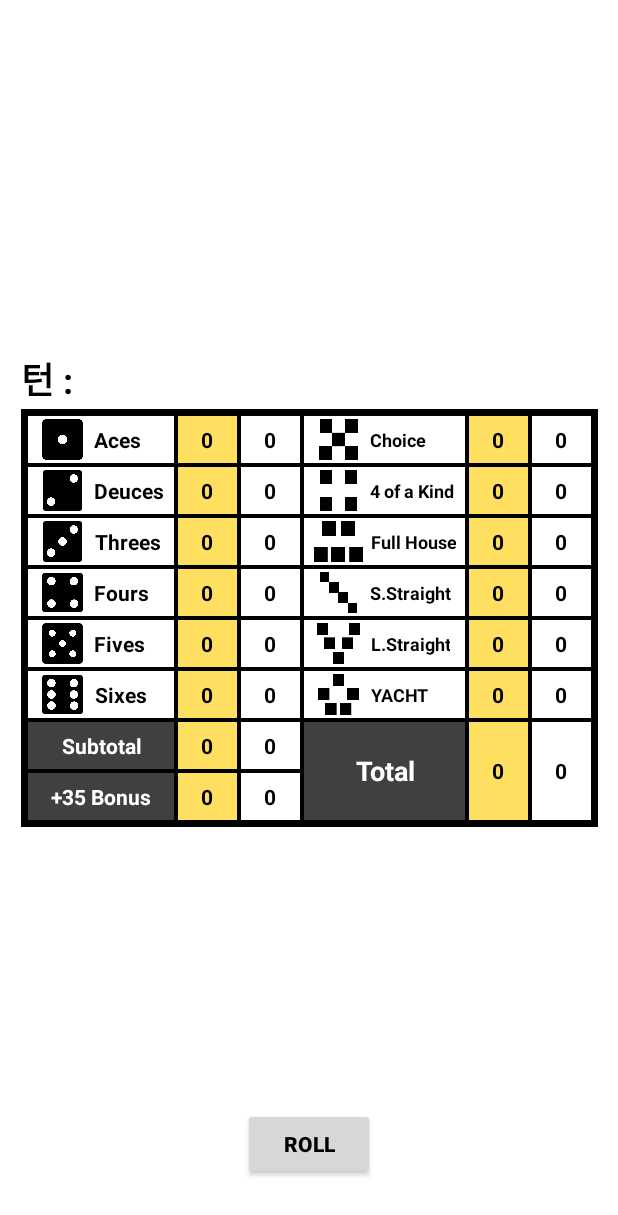
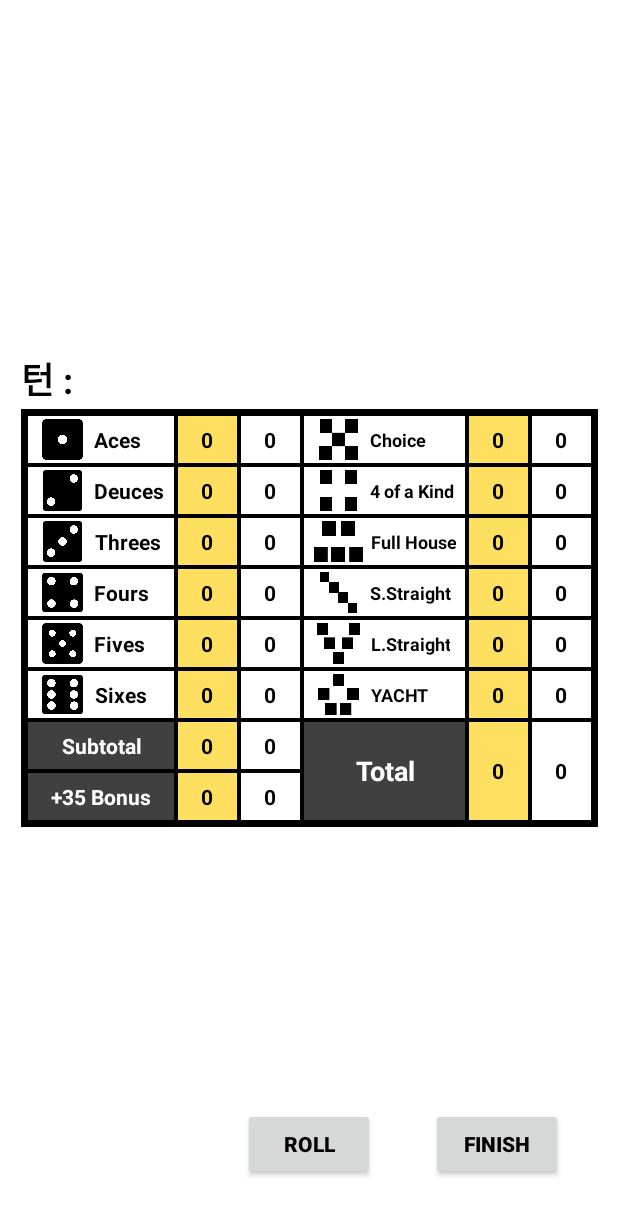
Before and after one commit to ranseo/YacthGame, an Android app: the GamePlayFragment screen opened directly, with no data from a screen before it, on a phone screen of 412 x 824 dp. Shown: the top 1215 px of the screen. Run offline under Robolectric (Android 15) with nearby library versions, the phone set to English and light mode, and no system bars; our stand-ins replace Dagger/Hilt's generated code, Firebase (no records; nobody signed in at launch, a user with empty details on screens opened directly), Room's generated code, data binding; 15 statements that could not run were skipped.

Commit message:
GamePlayFragment.kt
chance가 끝나면 (0==chance) 해당 플레이어는 rollDice()에 turn을 갱신하여 firebase database에 write -> 다음 플레이어 시작.

이를 일단 '완료' 버튼을 만들어 기능만 제대로 되는지 구현해보자.

해당 버튼 클릭시
-rollDice수정-> Firebase Database에 rollDice write.

..

```diff
--- a/app/src/main/java/com/ranseo/yatchgame/ui/game/GamePlayFragment.kt
+++ b/app/src/main/java/com/ranseo/yatchgame/ui/game/GamePlayFragment.kt
@@ -102,7 +102,7 @@ class GamePlayFragment : Fragment() {
         Observer<Boolean> {
             it?.let { myTurn ->
                 if (myTurn) {
-                    gamePlayViewModel.reloadBeforeRollDice()
+                    if(gamePlayViewModel.chance==0) gamePlayViewModel.reloadBeforeRollDice()
                     log(TAG, "myTurnObserver : 현재 나의 턴 입니다.", LogTag.I)
                     Toast.makeText(requireContext(), "내 턴 입니다.", Toast.LENGTH_SHORT).show()
                 } else {
--- a/app/src/main/res/layout/fragment_game_play.xml
+++ b/app/src/main/res/layout/fragment_game_play.xml
@@ -159,6 +159,16 @@
             app:layout_constraintEnd_toEndOf="parent"
             app:layout_constraintBottom_toBottomOf="parent"/>
 
+        <androidx.appcompat.widget.AppCompatButton
+            android:id="@+id/btn_finish"
+            android:text="Finish"
+            android:layout_width="wrap_content"
+            android:layout_height="wrap_content"
+            app:layout_constraintTop_toBottomOf="@id/bottom_guideline"
+            app:layout_constraintEnd_toEndOf="parent"
+            app:layout_constraintStart_toEndOf="@id/btn_roll"
+            app:layout_constraintBottom_toBottomOf="parent"/>
+
 
 
 
```
Also changed, not shown: app/src/main/java/com/ranseo/yatchgame/ui/game/GamePlayViewModel.kt (+9 -3 lines).
